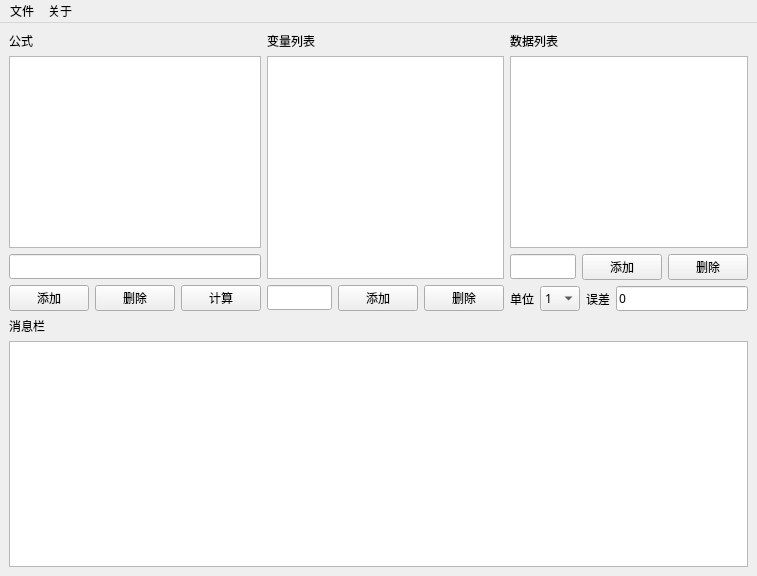
First picture: the form in physical.ui, repository lsmind/Physical-experiment, before the edit.
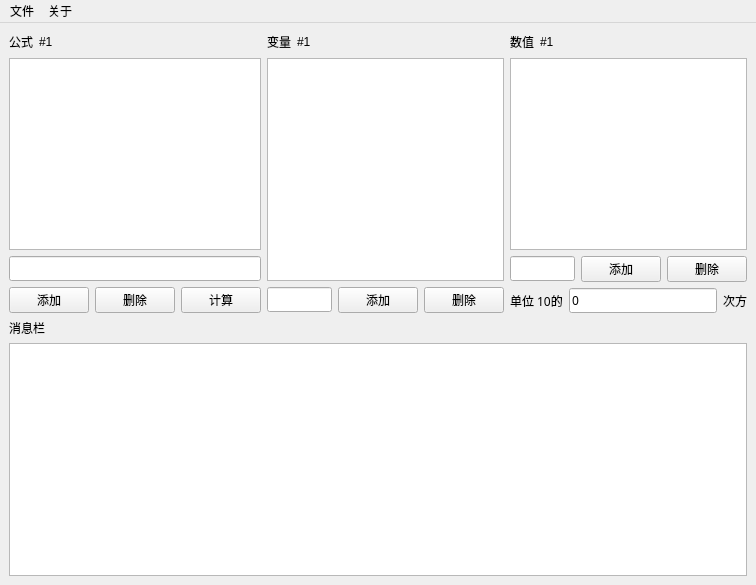
Second picture: the form after the edit.

```diff
--- a/physical.ui
+++ b/physical.ui
@@ -9,8 +9,8 @@
    <rect>
     <x>0</x>
     <y>0</y>
-    <width>757</width>
-    <height>576</height>
+    <width>756</width>
+    <height>585</height>
    </rect>
   </property>
   <property name="windowTitle">
@@ -19,10 +19,12 @@
   <widget class="QWidget" name="centralwidget">
    <layout class="QVBoxLayout" name="verticalLayout_4">
     <item>
-     <layout class="QHBoxLayout" name="horizontalLayout_4">
+     <layout class="QHBoxLayout" name="horizontalLayout_8">
       <item>
        <layout class="QVBoxLayout" name="verticalLayout_3">
         <item>
+         <layout class="QHBoxLayout" name="horizontalLayout">
+          <item>
          <widget class="QLabel" name="label_6">
           <property name="font">
            <font>
@@ -35,6 +37,28 @@
          </widget>
         </item>
         <item>
+           <widget class="QLabel" name="lblForm">
+            <property name="text">
+             <string>#1</string>
+            </property>
+           </widget>
+          </item>
+          <item>
+           <spacer name="horizontalSpacer">
+            <property name="orientation">
+             <enum>Qt::Horizontal</enum>
+            </property>
+            <property name="sizeHint" stdset="0">
+             <size>
+              <width>40</width>
+              <height>20</height>
+             </size>
+            </property>
+           </spacer>
+          </item>
+         </layout>
+        </item>
+        <item>
          <widget class="QListWidget" name="lstForm">
           <property name="font">
            <font>
@@ -103,6 +127,8 @@
       <item>
        <layout class="QVBoxLayout" name="verticalLayout_2">
         <item>
+         <layout class="QHBoxLayout" name="horizontalLayout_4">
+          <item>
          <widget class="QLabel" name="label">
           <property name="font">
            <font>
@@ -113,7 +139,7 @@
            <enum>Qt::LeftToRight</enum>
           </property>
           <property name="text">
-           <string>变量列表</string>
+             <string>变量</string>
           </property>
           <property name="buddy">
            <cstring>lstVar</cstring>
@@ -121,6 +147,28 @@
          </widget>
         </item>
         <item>
+           <widget class="QLabel" name="lblVar">
+            <property name="text">
+             <string>#1</string>
+            </property>
+           </widget>
+          </item>
+          <item>
+           <spacer name="horizontalSpacer_2">
+            <property name="orientation">
+             <enum>Qt::Horizontal</enum>
+            </property>
+            <property name="sizeHint" stdset="0">
+             <size>
+              <width>40</width>
+              <height>20</height>
+             </size>
+            </property>
+           </spacer>
+          </item>
+         </layout>
+        </item>
+        <item>
          <widget class="QListWidget" name="lstVar">
           <property name="font">
            <font>
@@ -177,6 +225,8 @@
       <item>
        <layout class="QVBoxLayout" name="verticalLayout">
         <item>
+         <layout class="QHBoxLayout" name="horizontalLayout_6">
+          <item>
          <widget class="QLabel" name="label_5">
           <property name="font">
            <font>
@@ -184,7 +234,7 @@
            </font>
           </property>
           <property name="text">
-           <string>数据列表</string>
+             <string>数值</string>
           </property>
           <property name="buddy">
            <cstring>lstData</cstring>
@@ -192,6 +242,28 @@
          </widget>
         </item>
         <item>
+           <widget class="QLabel" name="lblData">
+            <property name="text">
+             <string>#1</string>
+            </property>
+           </widget>
+          </item>
+          <item>
+           <spacer name="horizontalSpacer_3">
+            <property name="orientation">
+             <enum>Qt::Horizontal</enum>
+            </property>
+            <property name="sizeHint" stdset="0">
+             <size>
+              <width>40</width>
+              <height>20</height>
+             </size>
+            </property>
+           </spacer>
+          </item>
+         </layout>
+        </item>
+        <item>
          <widget class="QListWidget" name="lstData">
           <property name="font">
            <font>
@@ -244,66 +316,7 @@
          </layout>
         </item>
         <item>
-         <layout class="QHBoxLayout" name="horizontalLayout">
-          <item>
-           <widget class="QLabel" name="label_3">
-            <property name="font">
-             <font>
-              <family>思源黑体 CN</family>
-             </font>
-            </property>
-            <property name="text">
-             <string>单位</string>
-            </property>
-            <property name="buddy">
-             <cstring>cbbUnit</cstring>
-            </property>
-           </widget>
-          </item>
-          <item>
-           <widget class="QComboBox" name="cbbUnit">
-            <property name="font">
-             <font>
-              <family>思源黑体 CN</family>
-             </font>
-            </property>
-            <item>
-             <property name="text">
-              <string>1</string>
-             </property>
-            </item>
-            <item>
-             <property name="text">
-              <string>k</string>
-             </property>
-            </item>
-            <item>
-             <property name="text">
-              <string>d</string>
-             </property>
-            </item>
-            <item>
-             <property name="text">
-              <string>c</string>
-             </property>
-            </item>
-            <item>
-             <property name="text">
-              <string>m</string>
-             </property>
-            </item>
-            <item>
-             <property name="text">
-              <string>u</string>
-             </property>
-            </item>
-            <item>
-             <property name="text">
-              <string>n</string>
-             </property>
-            </item>
-           </widget>
-          </item>
+         <layout class="QHBoxLayout" name="horizontalLayout_7">
           <item>
            <widget class="QLabel" name="label_4">
             <property name="font">
@@ -312,7 +325,7 @@
              </font>
             </property>
             <property name="text">
-             <string>误差</string>
+             <string>单位 10的</string>
             </property>
             <property name="buddy">
              <cstring>lndError</cstring>
@@ -320,7 +333,7 @@
            </widget>
           </item>
           <item>
-           <widget class="QLineEdit" name="lndError">
+           <widget class="QLineEdit" name="lndUnit">
             <property name="font">
              <font>
               <family>思源黑体 CN</family>
@@ -337,6 +350,13 @@
             </property>
            </widget>
           </item>
+          <item>
+           <widget class="QLabel" name="label_3">
+            <property name="text">
+             <string>次方</string>
+            </property>
+           </widget>
+          </item>
          </layout>
         </item>
        </layout>
@@ -360,7 +380,7 @@
     <rect>
      <x>0</x>
      <y>0</y>
-     <width>757</width>
+     <width>756</width>
      <height>29</height>
     </rect>
    </property>
```
Left out of the diff: 23 changed lines with no effect on the pictures. Lines whose indentation alone changed are shown as unchanged.
